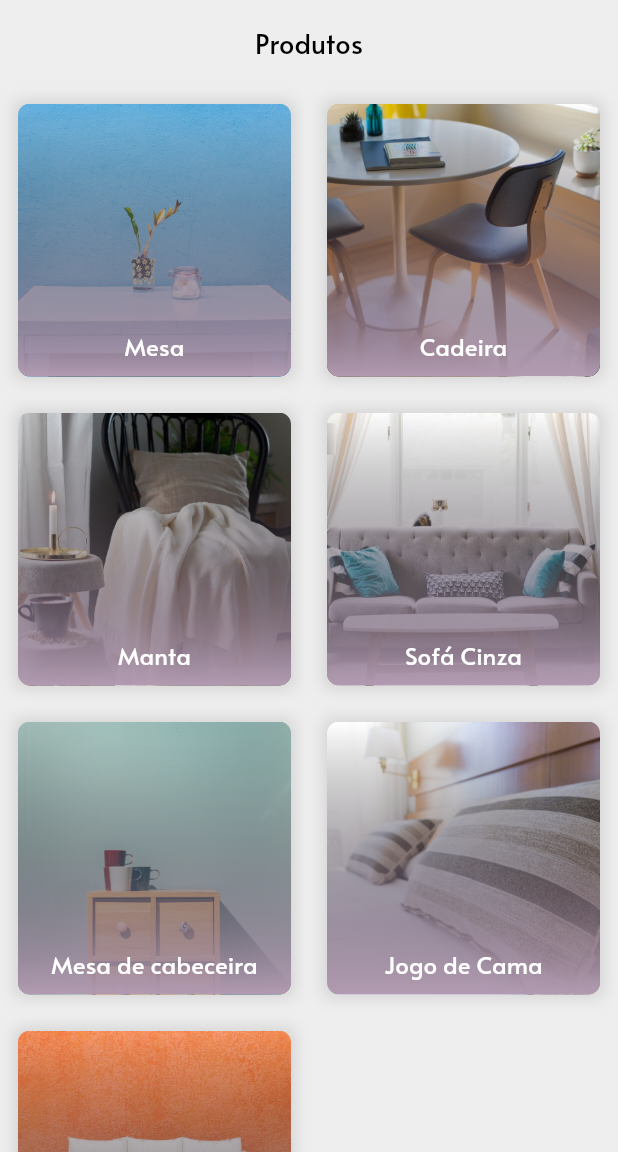
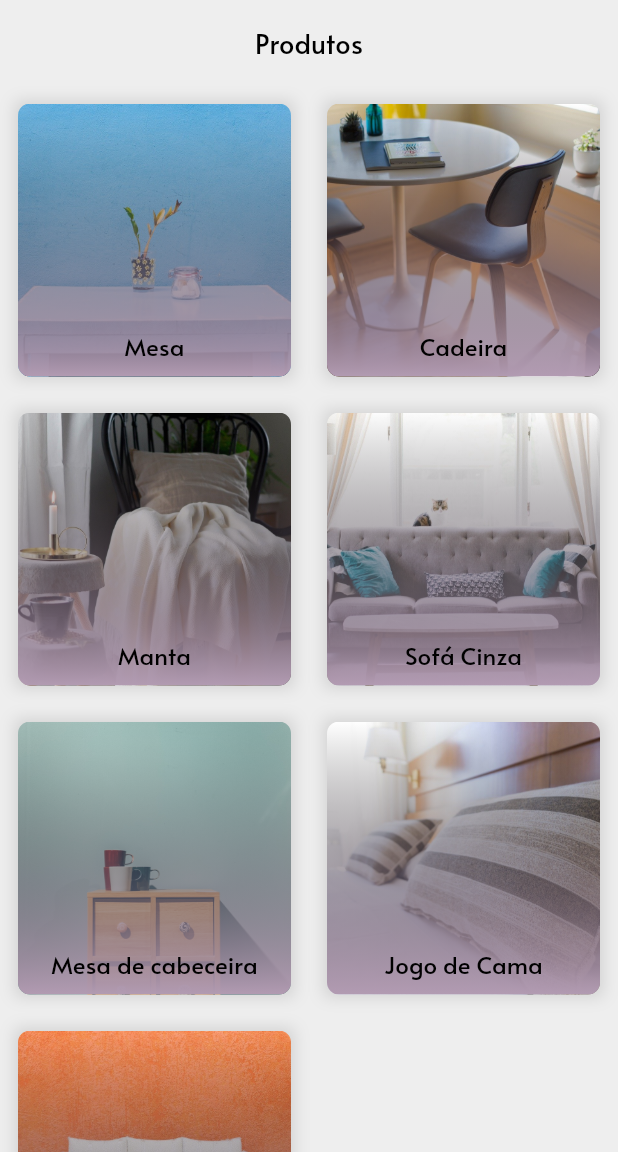
Before and after one commit to anacarolinahernandes/aluramoveis-flutter, a Flutter app: the screen it shows after launch, on a phone screen of 412 x 824 dp, the part 84-1236 px from its top. Run offline on Flutter 3.47's test engine with Material 2 defaults, Android fonts, the phone set to English and light mode, and no system bars.

```diff
--- a/lib/furnitures.dart
+++ b/lib/furnitures.dart
@@ -1,49 +1,49 @@
 final List furnitures = [
   {
     "title": "Mesa",
-    "price": 300,
+    "price": 350.5,
     "image": "movel1.jpeg",
     "description":
         "Lorem ipsum dolor sit amet, consectetur adipiscing elit. Aenean aliquam libero id mauris mollis convallis. Orci varius natoque penatibus et magnis dis parturient montes, nascetur ridiculus mus. Lorem ipsum dolor sit amet, consectetur adipiscing elit. Aenean aliquam libero id mauris mollis convallis. Orci varius natoque penatibus et magnis dis parturient montes, nascetur ridiculus mus."
   },
   {
     "title": "Cadeira",
-    "price": 120,
+    "price": 120.0,
     "image": "movel2.jpg",
     "description":
         "Lorem ipsum dolor sit amet, consectetur adipiscing elit. Aenean aliquam libero id mauris mollis convallis. Orci varius natoque penatibus et magnis dis parturient montes, nascetur ridiculus mus."
   },
   {
     "title": "Manta",
-    "price": 200,
+    "price": 200.0,
     "image": "movel3.jpg",
     "description":
         "Lorem ipsum dolor sit amet, consectetur adipiscing elit. Aenean aliquam libero id mauris mollis convallis. Orci varius natoque penatibus et magnis dis parturient montes, nascetur ridiculus mus."
   },
   {
     "title": "Sofá Cinza",
-    "price": 800,
+    "price": 800.0,
     "image": "movel4.jpg",
     "description":
         "Lorem ipsum dolor sit amet, consectetur adipiscing elit. Aenean aliquam libero id mauris mollis convallis. Orci varius natoque penatibus et magnis dis parturient montes, nascetur ridiculus mus."
   },
   {
     "title": "Mesa de cabeceira",
-    "price": 400,
+    "price": 400.0,
     "image": "movel5.jpg",
     "description":
         "Lorem ipsum dolor sit amet, consectetur adipiscing elit. Aenean aliquam libero id mauris mollis convallis. Orci varius natoque penatibus et magnis dis parturient montes, nascetur ridiculus mus."
   },
   {
     "title": "Jogo de Cama",
-    "price": 250,
+    "price": 250.0,
     "image": "movel6.jpg",
     "description":
         "Lorem ipsum dolor sit amet, consectetur adipiscing elit. Aenean aliquam libero id mauris mollis convallis. Orci varius natoque penatibus et magnis dis parturient montes, nascetur ridiculus mus."
   },
   {
     "title": "Sofá Branco",
-    "price": 900,
+    "price": 900.5,
     "image": "movel7.jpg",
     "description":
         "Lorem ipsum dolor sit amet, consectetur adipiscing elit. Aenean aliquam libero id mauris mollis convallis. Orci varius natoque penatibus et magnis dis parturient montes, nascetur ridiculus mus."
--- a/lib/main.dart
+++ b/lib/main.dart
@@ -32,6 +32,10 @@ class MyApp extends StatelessWidget {
           ),
           headline3: TextStyle(
             fontSize: 16,
+            color: Colors.black,
+          ),
+          headline4: TextStyle(
+            fontSize: 16,
             color: Colors.white,
           ),
         ),
--- a/lib/models/furniture.dart
+++ b/lib/models/furniture.dart
@@ -2,7 +2,7 @@ class Furniture {
   String title;
   String image;
   String description;
-  int price;
+  double price;
 
   Furniture({
     this.title,
```
